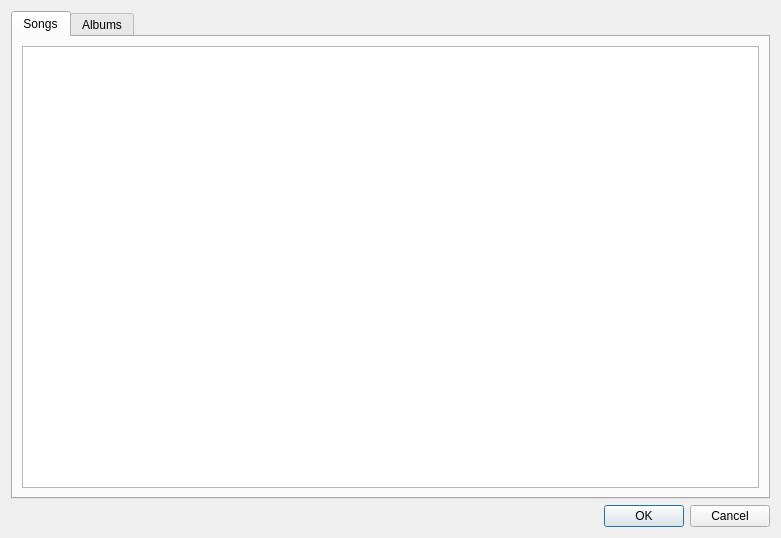
MartinHignett/SongDetector, file src/history_dialog.ui: the form before one commit.
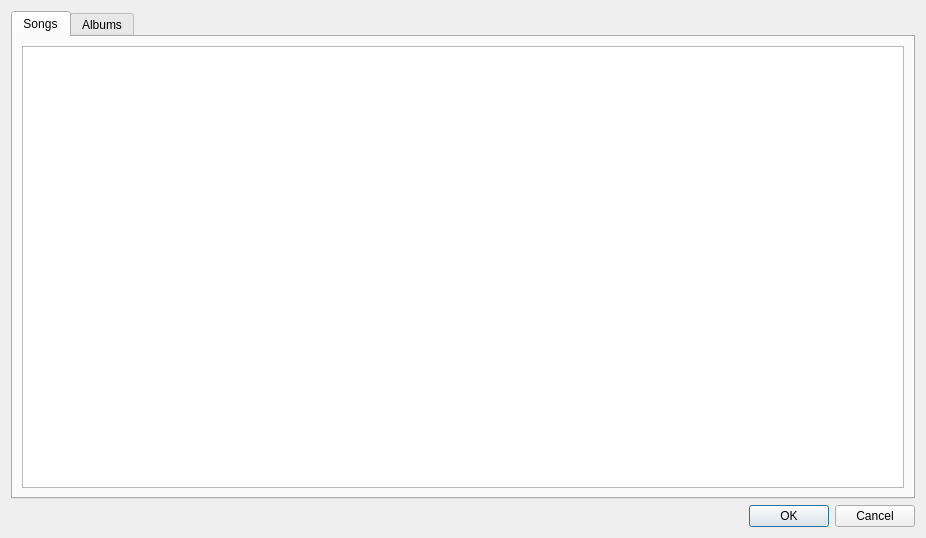
The form after the commit.

Commit message: Adds count column to songs table

The edit to the form file:
```diff
--- a/src/history_dialog.ui
+++ b/src/history_dialog.ui
@@ -6,7 +6,7 @@
    <rect>
     <x>0</x>
     <y>0</y>
-    <width>781</width>
+    <width>926</width>
     <height>538</height>
    </rect>
   </property>
```
The commit also changes 2 other files.
